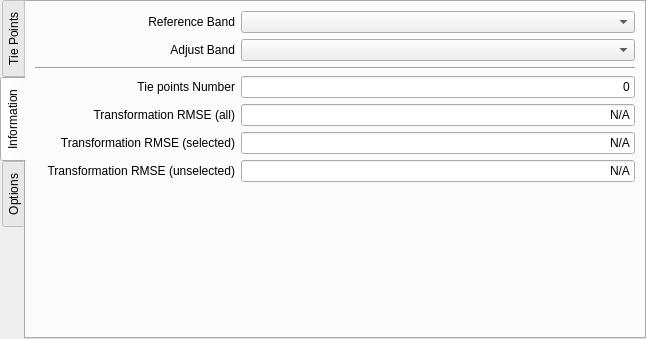
First picture: the form in src/terralib/qt/widgets/rp/ui/TiePointLocatorWidgetForm.ui, repository claudiobogossian/terralib5, before the edit.
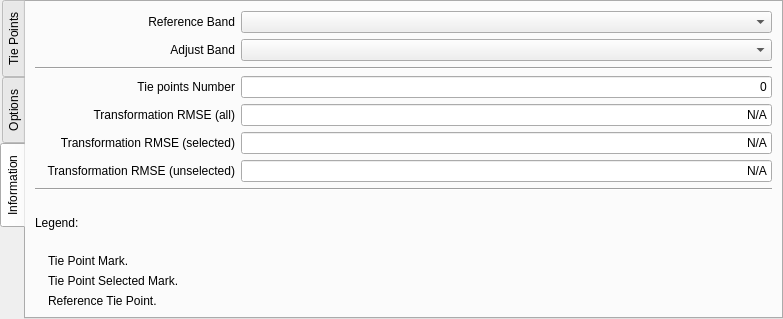
Second picture: the form after the edit. The open tabs and pages were chosen to show the change.

Commit message: Melhorias no componente TiePointLocator. ZoomInMapDisplayWidget e EyeBirdMapDisplayWidget criados para auxiliar na visualização dos dados, funcionam como mapdisplays especializados, ja esta sendo feita melhorias na documentação.

```diff
--- a/src/terralib/qt/widgets/rp/ui/TiePointLocatorWidgetForm.ui
+++ b/src/terralib/qt/widgets/rp/ui/TiePointLocatorWidgetForm.ui
@@ -6,8 +6,8 @@
    <rect>
     <x>0</x>
     <y>0</y>
-    <width>646</width>
-    <height>339</height>
+    <width>783</width>
+    <height>319</height>
    </rect>
   </property>
   <property name="windowTitle">
@@ -245,281 +245,6 @@
        </item>
       </layout>
      </widget>
-     <widget class="QWidget" name="tab_2">
-      <attribute name="title">
-       <string>Information</string>
-      </attribute>
-      <layout class="QGridLayout" name="gridLayout_12">
-       <item row="0" column="0">
-        <layout class="QGridLayout" name="gridLayout_11">
-         <item row="0" column="0">
-          <layout class="QGridLayout" name="gridLayout_9">
-           <item row="0" column="0">
-            <layout class="QGridLayout" name="gridLayout_7">
-             <item row="0" column="0">
-              <widget class="QLabel" name="label_9">
-               <property name="minimumSize">
-                <size>
-                 <width>200</width>
-                 <height>0</height>
-                </size>
-               </property>
-               <property name="maximumSize">
-                <size>
-                 <width>200</width>
-                 <height>16777215</height>
-                </size>
-               </property>
-               <property name="text">
-                <string>Reference Band</string>
-               </property>
-               <property name="alignment">
-                <set>Qt::AlignRight|Qt::AlignTrailing|Qt::AlignVCenter</set>
-               </property>
-              </widget>
-             </item>
-             <item row="1" column="0">
-              <widget class="QLabel" name="label_10">
-               <property name="minimumSize">
-                <size>
-                 <width>200</width>
-                 <height>0</height>
-                </size>
-               </property>
-               <property name="maximumSize">
-                <size>
-                 <width>200</width>
-                 <height>16777215</height>
-                </size>
-               </property>
-               <property name="text">
-                <string>Adjust Band</string>
-               </property>
-               <property name="alignment">
-                <set>Qt::AlignRight|Qt::AlignTrailing|Qt::AlignVCenter</set>
-               </property>
-              </widget>
-             </item>
-            </layout>
-           </item>
-           <item row="0" column="1">
-            <layout class="QGridLayout" name="gridLayout_8">
-             <item row="0" column="0">
-              <widget class="QComboBox" name="m_referenceBand1ComboBox">
-               <property name="sizePolicy">
-                <sizepolicy hsizetype="MinimumExpanding" vsizetype="Fixed">
-                 <horstretch>0</horstretch>
-                 <verstretch>0</verstretch>
-                </sizepolicy>
-               </property>
-              </widget>
-             </item>
-             <item row="1" column="0">
-              <widget class="QComboBox" name="m_referenceBand2ComboBox">
-               <property name="sizePolicy">
-                <sizepolicy hsizetype="MinimumExpanding" vsizetype="Fixed">
-                 <horstretch>0</horstretch>
-                 <verstretch>0</verstretch>
-                </sizepolicy>
-               </property>
-              </widget>
-             </item>
-            </layout>
-           </item>
-          </layout>
-         </item>
-         <item row="1" column="0">
-          <widget class="Line" name="line">
-           <property name="orientation">
-            <enum>Qt::Horizontal</enum>
-           </property>
-          </widget>
-         </item>
-         <item row="2" column="0">
-          <layout class="QGridLayout" name="gridLayout_10">
-           <item row="0" column="0">
-            <widget class="QLabel" name="label_4">
-             <property name="minimumSize">
-              <size>
-               <width>200</width>
-               <height>0</height>
-              </size>
-             </property>
-             <property name="maximumSize">
-              <size>
-               <width>200</width>
-               <height>16777215</height>
-              </size>
-             </property>
-             <property name="text">
-              <string>Tie points Number</string>
-             </property>
-             <property name="alignment">
-              <set>Qt::AlignRight|Qt::AlignTrailing|Qt::AlignVCenter</set>
-             </property>
-            </widget>
-           </item>
-           <item row="0" column="1">
-            <widget class="QLineEdit" name="m_tiePointsNumberLineEdit">
-             <property name="sizePolicy">
-              <sizepolicy hsizetype="MinimumExpanding" vsizetype="Fixed">
-               <horstretch>0</horstretch>
-               <verstretch>0</verstretch>
-              </sizepolicy>
-             </property>
-             <property name="text">
-              <string>0</string>
-             </property>
-             <property name="alignment">
-              <set>Qt::AlignRight|Qt::AlignTrailing|Qt::AlignVCenter</set>
-             </property>
-             <property name="readOnly">
-              <bool>true</bool>
-             </property>
-            </widget>
-           </item>
-           <item row="1" column="0">
-            <widget class="QLabel" name="label_6">
-             <property name="minimumSize">
-              <size>
-               <width>200</width>
-               <height>0</height>
-              </size>
-             </property>
-             <property name="maximumSize">
-              <size>
-               <width>200</width>
-               <height>16777215</height>
-              </size>
-             </property>
-             <property name="text">
-              <string>Transformation RMSE (all)</string>
-             </property>
-             <property name="alignment">
-              <set>Qt::AlignRight|Qt::AlignTrailing|Qt::AlignVCenter</set>
-             </property>
-            </widget>
-           </item>
-           <item row="1" column="1">
-            <widget class="QLineEdit" name="m_transformationRMSEAllLineEdit">
-             <property name="sizePolicy">
-              <sizepolicy hsizetype="MinimumExpanding" vsizetype="Fixed">
-               <horstretch>0</horstretch>
-               <verstretch>0</verstretch>
-              </sizepolicy>
-             </property>
-             <property name="text">
-              <string>N/A</string>
-             </property>
-             <property name="alignment">
-              <set>Qt::AlignRight|Qt::AlignTrailing|Qt::AlignVCenter</set>
-             </property>
-             <property name="readOnly">
-              <bool>true</bool>
-             </property>
-            </widget>
-           </item>
-           <item row="2" column="0">
-            <widget class="QLabel" name="label_7">
-             <property name="minimumSize">
-              <size>
-               <width>200</width>
-               <height>0</height>
-              </size>
-             </property>
-             <property name="maximumSize">
-              <size>
-               <width>200</width>
-               <height>16777215</height>
-              </size>
-             </property>
-             <property name="text">
-              <string>Transformation RMSE (selected)</string>
-             </property>
-             <property name="alignment">
-              <set>Qt::AlignRight|Qt::AlignTrailing|Qt::AlignVCenter</set>
-             </property>
-            </widget>
-           </item>
-           <item row="2" column="1">
-            <widget class="QLineEdit" name="m_transformationRMSESelectedLineEdit">
-             <property name="sizePolicy">
-              <sizepolicy hsizetype="MinimumExpanding" vsizetype="Fixed">
-               <horstretch>0</horstretch>
-               <verstretch>0</verstretch>
-              </sizepolicy>
-             </property>
-             <property name="text">
-              <string>N/A</string>
-             </property>
-             <property name="alignment">
-              <set>Qt::AlignRight|Qt::AlignTrailing|Qt::AlignVCenter</set>
-             </property>
-             <property name="readOnly">
-              <bool>true</bool>
-             </property>
-            </widget>
-           </item>
-           <item row="3" column="0">
-            <widget class="QLabel" name="label_8">
-             <property name="minimumSize">
-              <size>
-               <width>200</width>
-               <height>0</height>
-              </size>
-             </property>
-             <property name="maximumSize">
-              <size>
-               <width>200</width>
-               <height>16777215</height>
-              </size>
-             </property>
-             <property name="text">
-              <string>Transformation RMSE (unselected)</string>
-             </property>
-             <property name="alignment">
-              <set>Qt::AlignRight|Qt::AlignTrailing|Qt::AlignVCenter</set>
-             </property>
-            </widget>
-           </item>
-           <item row="3" column="1">
-            <widget class="QLineEdit" name="m_transformationRMSEunselectedLineEdit">
-             <property name="sizePolicy">
-              <sizepolicy hsizetype="MinimumExpanding" vsizetype="Fixed">
-               <horstretch>0</horstretch>
-               <verstretch>0</verstretch>
-              </sizepolicy>
-             </property>
-             <property name="text">
-              <string>N/A</string>
-             </property>
-             <property name="alignment">
-              <set>Qt::AlignRight|Qt::AlignTrailing|Qt::AlignVCenter</set>
-             </property>
-             <property name="readOnly">
-              <bool>true</bool>
-             </property>
-            </widget>
-           </item>
-          </layout>
-         </item>
-        </layout>
-       </item>
-       <item row="1" column="0">
-        <spacer name="verticalSpacer_4">
-         <property name="orientation">
-          <enum>Qt::Vertical</enum>
-         </property>
-         <property name="sizeHint" stdset="0">
-          <size>
-           <width>20</width>
-           <height>40</height>
-          </size>
-         </property>
-        </spacer>
-       </item>
-      </layout>
-     </widget>
      <widget class="QWidget" name="tab_3">
       <attribute name="title">
        <string>Options</string>
@@ -1139,6 +864,368 @@
        </item>
       </layout>
      </widget>
+     <widget class="QWidget" name="tab_2">
+      <attribute name="title">
+       <string>Information</string>
+      </attribute>
+      <layout class="QGridLayout" name="gridLayout_18">
+       <item row="0" column="0">
+        <layout class="QGridLayout" name="gridLayout_17">
+         <item row="0" column="0">
+          <layout class="QGridLayout" name="gridLayout_12">
+           <item row="0" column="0">
+            <layout class="QGridLayout" name="gridLayout_9">
+             <item row="0" column="0">
+              <layout class="QGridLayout" name="gridLayout_7">
+               <item row="0" column="0">
+                <widget class="QLabel" name="label_9">
+                 <property name="minimumSize">
+                  <size>
+                   <width>200</width>
+                   <height>0</height>
+                  </size>
+                 </property>
+                 <property name="maximumSize">
+                  <size>
+                   <width>200</width>
+                   <height>16777215</height>
+                  </size>
+                 </property>
+                 <property name="text">
+                  <string>Reference Band</string>
+                 </property>
+                 <property name="alignment">
+                  <set>Qt::AlignRight|Qt::AlignTrailing|Qt::AlignVCenter</set>
+                 </property>
+                </widget>
+               </item>
+               <item row="1" column="0">
+                <widget class="QLabel" name="label_10">
+                 <property name="minimumSize">
+                  <size>
+                   <width>200</width>
+                   <height>0</height>
+                  </size>
+                 </property>
+                 <property name="maximumSize">
+                  <size>
+                   <width>200</width>
+                   <height>16777215</height>
+                  </size>
+                 </property>
+                 <property name="text">
+                  <string>Adjust Band</string>
+                 </property>
+                 <property name="alignment">
+                  <set>Qt::AlignRight|Qt::AlignTrailing|Qt::AlignVCenter</set>
+                 </property>
+                </widget>
+               </item>
+              </layout>
+             </item>
+             <item row="0" column="1">
+              <layout class="QGridLayout" name="gridLayout_8">
+               <item row="0" column="0">
+                <widget class="QComboBox" name="m_referenceBand1ComboBox">
+                 <property name="sizePolicy">
+                  <sizepolicy hsizetype="MinimumExpanding" vsizetype="Fixed">
+                   <horstretch>0</horstretch>
+                   <verstretch>0</verstretch>
+                  </sizepolicy>
+                 </property>
+                </widget>
+               </item>
+               <item row="1" column="0">
+                <widget class="QComboBox" name="m_referenceBand2ComboBox">
+                 <property name="sizePolicy">
+                  <sizepolicy hsizetype="MinimumExpanding" vsizetype="Fixed">
+                   <horstretch>0</horstretch>
+                   <verstretch>0</verstretch>
+                  </sizepolicy>
+                 </property>
+                </widget>
+               </item>
+              </layout>
+             </item>
+            </layout>
+           </item>
+           <item row="1" column="0">
+            <widget class="Line" name="line">
+             <property name="orientation">
+              <enum>Qt::Horizontal</enum>
+             </property>
+            </widget>
+           </item>
+           <item row="2" column="0">
+            <layout class="QGridLayout" name="gridLayout_10">
+             <item row="0" column="0">
+              <widget class="QLabel" name="label_4">
+               <property name="minimumSize">
+                <size>
+                 <width>200</width>
+                 <height>0</height>
+                </size>
+               </property>
+               <property name="maximumSize">
+                <size>
+                 <width>200</width>
+                 <height>16777215</height>
+                </size>
+               </property>
+               <property name="text">
+                <string>Tie points Number</string>
+               </property>
+               <property name="alignment">
+                <set>Qt::AlignRight|Qt::AlignTrailing|Qt::AlignVCenter</set>
+               </property>
+              </widget>
+             </item>
+             <item row="0" column="1">
+              <widget class="QLineEdit" name="m_tiePointsNumberLineEdit">
+               <property name="sizePolicy">
+                <sizepolicy hsizetype="MinimumExpanding" vsizetype="Fixed">
+                 <horstretch>0</horstretch>
+                 <verstretch>0</verstretch>
+                </sizepolicy>
+               </property>
+               <property name="text">
+                <string>0</string>
+               </property>
+               <property name="alignment">
+                <set>Qt::AlignRight|Qt::AlignTrailing|Qt::AlignVCenter</set>
+               </property>
+               <property name="readOnly">
+                <bool>true</bool>
+               </property>
+              </widget>
+             </item>
+             <item row="1" column="0">
+              <widget class="QLabel" name="label_6">
+               <property name="minimumSize">
+                <size>
+                 <width>200</width>
+                 <height>0</height>
+                </size>
+               </property>
+               <property name="maximumSize">
+                <size>
+                 <width>200</width>
+                 <height>16777215</height>
+                </size>
+               </property>
+               <property name="text">
+                <string>Transformation RMSE (all)</string>
+               </property>
+               <property name="alignment">
+                <set>Qt::AlignRight|Qt::AlignTrailing|Qt::AlignVCenter</set>
+               </property>
+              </widget>
+             </item>
+             <item row="1" column="1">
+              <widget class="QLineEdit" name="m_transformationRMSEAllLineEdit">
+               <property name="sizePolicy">
+                <sizepolicy hsizetype="MinimumExpanding" vsizetype="Fixed">
+                 <horstretch>0</horstretch>
+                 <verstretch>0</verstretch>
+                </sizepolicy>
+               </property>
+               <property name="text">
+                <string>N/A</string>
+               </property>
+               <property name="alignment">
+                <set>Qt::AlignRight|Qt::AlignTrailing|Qt::AlignVCenter</set>
+               </property>
+               <property name="readOnly">
+                <bool>true</bool>
+               </property>
+              </widget>
+             </item>
+             <item row="2" column="0">
+              <widget class="QLabel" name="label_7">
+               <property name="minimumSize">
+                <size>
+                 <width>200</width>
+                 <height>0</height>
+                </size>
+               </property>
+               <property name="maximumSize">
+                <size>
+                 <width>200</width>
+                 <height>16777215</height>
+                </size>
+               </property>
+               <property name="text">
+                <string>Transformation RMSE (selected)</string>
+               </property>
+               <property name="alignment">
+                <set>Qt::AlignRight|Qt::AlignTrailing|Qt::AlignVCenter</set>
+               </property>
+              </widget>
+             </item>
+             <item row="2" column="1">
+              <widget class="QLineEdit" name="m_transformationRMSESelectedLineEdit">
+               <property name="sizePolicy">
+                <sizepolicy hsizetype="MinimumExpanding" vsizetype="Fixed">
+                 <horstretch>0</horstretch>
+                 <verstretch>0</verstretch>
+                </sizepolicy>
+               </property>
+               <property name="text">
+                <string>N/A</string>
+               </property>
+               <property name="alignment">
+                <set>Qt::AlignRight|Qt::AlignTrailing|Qt::AlignVCenter</set>
+               </property>
+               <property name="readOnly">
+                <bool>true</bool>
+               </property>
+              </widget>
+             </item>
+             <item row="3" column="0">
+              <widget class="QLabel" name="label_8">
+               <property name="minimumSize">
+                <size>
+                 <width>200</width>
+                 <height>0</height>
+                </size>
+               </property>
+               <property name="maximumSize">
+                <size>
+                 <width>200</width>
+                 <height>16777215</height>
+                </size>
+               </property>
+               <property name="text">
+                <string>Transformation RMSE (unselected)</string>
+               </property>
+               <property name="alignment">
+                <set>Qt::AlignRight|Qt::AlignTrailing|Qt::AlignVCenter</set>
+               </property>
+              </widget>
+             </item>
+             <item row="3" column="1">
+              <widget class="QLineEdit" name="m_transformationRMSEunselectedLineEdit">
+               <property name="sizePolicy">
+                <sizepolicy hsizetype="MinimumExpanding" vsizetype="Fixed">
+                 <horstretch>0</horstretch>
+                 <verstretch>0</verstretch>
+                </sizepolicy>
+               </property>
+               <property name="text">
+                <string>N/A</string>
+               </property>
+               <property name="alignment">
+                <set>Qt::AlignRight|Qt::AlignTrailing|Qt::AlignVCenter</set>
+               </property>
+               <property name="readOnly">
+                <bool>true</bool>
+               </property>
+              </widget>
+             </item>
+            </layout>
+           </item>
+           <item row="3" column="0">
+            <widget class="Line" name="line_3">
+             <property name="orientation">
+              <enum>Qt::Horizontal</enum>
+             </property>
+            </widget>
+           </item>
+           <item row="5" column="0">
+            <layout class="QGridLayout" name="gridLayout_11">
+             <item row="0" column="0">
+              <widget class="QLabel" name="m_tiePointLabel">
+               <property name="maximumSize">
+                <size>
+                 <width>30</width>
+                 <height>16777215</height>
+                </size>
+               </property>
+               <property name="text">
+                <string/>
+               </property>
+              </widget>
+             </item>
+             <item row="0" column="1">
+              <widget class="QLabel" name="label_27">
+               <property name="sizePolicy">
+                <sizepolicy hsizetype="MinimumExpanding" vsizetype="Preferred">
+                 <horstretch>0</horstretch>
+                 <verstretch>0</verstretch>
+                </sizepolicy>
+               </property>
+               <property name="text">
+                <string>Tie Point Mark.</string>
+               </property>
+              </widget>
+             </item>
+             <item row="1" column="0">
+              <widget class="QLabel" name="m_selectedTiePointLabel">
+               <property name="maximumSize">
+                <size>
+                 <width>30</width>
+                 <height>16777215</height>
+                </size>
+               </property>
+               <property name="text">
+                <string/>
+               </property>
+              </widget>
+             </item>
+             <item row="1" column="1">
+              <widget class="QLabel" name="label_29">
+               <property name="sizePolicy">
+                <sizepolicy hsizetype="MinimumExpanding" vsizetype="Preferred">
+                 <horstretch>0</horstretch>
+                 <verstretch>0</verstretch>
+                </sizepolicy>
+               </property>
+               <property name="text">
+                <string>Tie Point Selected Mark.</string>
+               </property>
+              </widget>
+             </item>
+             <item row="2" column="0">
+              <widget class="QLabel" name="m_refTiePointLabel">
+               <property name="maximumSize">
+                <size>
+                 <width>30</width>
+                 <height>16777215</height>
+                </size>
+               </property>
+               <property name="text">
+                <string/>
+               </property>
+              </widget>
+             </item>
+             <item row="2" column="1">
+              <widget class="QLabel" name="label_31">
+               <property name="sizePolicy">
+                <sizepolicy hsizetype="MinimumExpanding" vsizetype="Preferred">
+                 <horstretch>0</horstretch>
+                 <verstretch>0</verstretch>
+                </sizepolicy>
+               </property>
+               <property name="text">
+                <string>Reference Tie Point.</string>
+               </property>
+              </widget>
+             </item>
+            </layout>
+           </item>
+           <item row="4" column="0">
+            <widget class="QLabel" name="label_26">
+             <property name="text">
+              <string>Legend:</string>
+             </property>
+            </widget>
+           </item>
+          </layout>
+         </item>
+        </layout>
+       </item>
+      </layout>
+     </widget>
     </widget>
    </item>
   </layout>
```
The commit also changes 20 other files.
